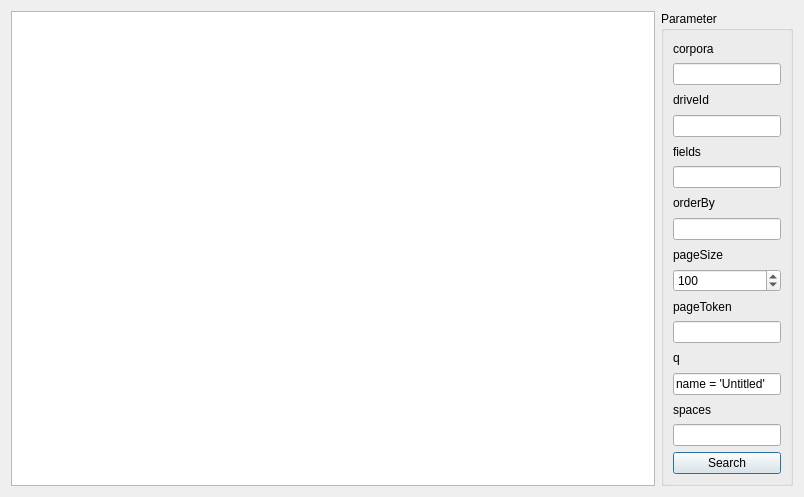
First picture: the form in GDriveApp/src/searchdialog.ui, repository Loukei/portfolio, before the edit.
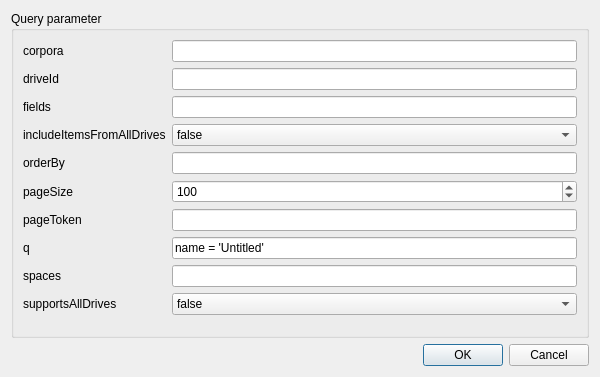
Second picture: the form after the edit.

```diff
--- a/GDriveApp/src/searchdialog.ui
+++ b/GDriveApp/src/searchdialog.ui
@@ -6,8 +6,8 @@
    <rect>
     <x>0</x>
     <y>0</y>
-    <width>804</width>
-    <height>497</height>
+    <width>600</width>
+    <height>377</height>
    </rect>
   </property>
   <property name="windowTitle">
@@ -16,64 +16,68 @@
   <property name="whatsThis">
    <string>&lt;html&gt;&lt;head/&gt;&lt;body&gt;&lt;p&gt;Use the drive api to search file or folder.&lt;/p&gt;&lt;p&gt;Follow instruction here:&lt;a href=&quot;https://developers.google.com/drive/api/v3/search-files&quot;&gt;&lt;span style=&quot; text-decoration: underline; color:#0000ff;&quot;&gt;Search for files and folders&lt;/span&gt;&lt;/a&gt;&lt;/p&gt;&lt;/body&gt;&lt;/html&gt;</string>
   </property>
-  <layout class="QHBoxLayout" name="horizontalLayout" stretch="7,0">
-   <item>
-    <widget class="QTreeView" name="treeView"/>
-   </item>
+  <layout class="QVBoxLayout" name="verticalLayout">
    <item>
     <widget class="QGroupBox" name="groupBox">
      <property name="title">
-      <string>Parameter</string>
+      <string>Query parameter</string>
      </property>
-     <layout class="QVBoxLayout" name="verticalLayout">
-      <item>
+     <layout class="QFormLayout" name="formLayout">
+      <item row="0" column="0">
        <widget class="QLabel" name="label_corpora">
         <property name="text">
          <string>corpora</string>
         </property>
        </widget>
       </item>
-      <item>
-       <widget class="QLineEdit" name="lineEdit_corpora"/>
+      <item row="0" column="1">
+       <widget class="QLineEdit" name="lineEdit_corpora">
+        <property name="inputMask">
+         <string/>
+        </property>
+        <property name="text">
+         <string/>
+        </property>
+       </widget>
       </item>
-      <item>
+      <item row="1" column="0">
        <widget class="QLabel" name="label_driveId">
         <property name="text">
          <string>driveId</string>
         </property>
        </widget>
       </item>
-      <item>
+      <item row="1" column="1">
        <widget class="QLineEdit" name="lineEdit_driveId"/>
       </item>
-      <item>
+      <item row="2" column="0">
        <widget class="QLabel" name="label_fields">
         <property name="text">
          <string>fields</string>
         </property>
        </widget>
       </item>
-      <item>
+      <item row="2" column="1">
        <widget class="QLineEdit" name="lineEdit_fields"/>
       </item>
-      <item>
+      <item row="4" column="0">
        <widget class="QLabel" name="label_orderBy">
         <property name="text">
          <string>orderBy</string>
         </property>
        </widget>
       </item>
-      <item>
+      <item row="4" column="1">
        <widget class="QLineEdit" name="lineEdit_orderBy"/>
       </item>
-      <item>
+      <item row="5" column="0">
        <widget class="QLabel" name="label_pageSize">
         <property name="text">
          <string>pageSize</string>
         </property>
        </widget>
       </item>
-      <item>
+      <item row="5" column="1">
        <widget class="QSpinBox" name="spinBox_pageSize">
         <property name="minimum">
          <number>1</number>
@@ -86,7 +90,7 @@
         </property>
        </widget>
       </item>
-      <item>
+      <item row="6" column="0">
        <widget class="QLabel" name="label_pageToken">
         <property name="sizePolicy">
          <sizepolicy hsizetype="Preferred" vsizetype="Preferred">
@@ -99,10 +103,10 @@
         </property>
        </widget>
       </item>
-      <item>
+      <item row="6" column="1">
        <widget class="QLineEdit" name="lineEdit_pageToken"/>
       </item>
-      <item>
+      <item row="7" column="0">
        <widget class="QLabel" name="label_Q">
         <property name="sizePolicy">
          <sizepolicy hsizetype="Preferred" vsizetype="Preferred">
@@ -115,33 +119,81 @@
         </property>
        </widget>
       </item>
-      <item>
+      <item row="7" column="1">
        <widget class="QLineEdit" name="lineEdit_Q">
         <property name="text">
          <string>name = 'Untitled'</string>
         </property>
        </widget>
       </item>
-      <item>
+      <item row="8" column="0">
        <widget class="QLabel" name="label_spaces">
         <property name="text">
          <string>spaces</string>
         </property>
        </widget>
       </item>
-      <item>
+      <item row="8" column="1">
        <widget class="QLineEdit" name="lineEdit_spaces"/>
       </item>
-      <item>
-       <widget class="QPushButton" name="pushButton_search">
+      <item row="3" column="0">
+       <widget class="QLabel" name="label_includeItemsFromAllDrives">
         <property name="text">
-         <string>Search</string>
+         <string>includeItemsFromAllDrives</string>
         </property>
+        <property name="buddy">
+         <cstring>comboBox_includeItemsFromAllDrives</cstring>
+        </property>
+       </widget>
+      </item>
+      <item row="3" column="1">
+       <widget class="QComboBox" name="comboBox_includeItemsFromAllDrives">
+        <item>
+         <property name="text">
+          <string>false</string>
+         </property>
+        </item>
+        <item>
+         <property name="text">
+          <string>true</string>
+         </property>
+        </item>
+       </widget>
+      </item>
+      <item row="9" column="0">
+       <widget class="QLabel" name="label_supportsAllDrives">
+        <property name="text">
+         <string>supportsAllDrives</string>
+        </property>
+        <property name="buddy">
+         <cstring>comboBox_supportsAllDrives</cstring>
+        </property>
+       </widget>
+      </item>
+      <item row="9" column="1">
+       <widget class="QComboBox" name="comboBox_supportsAllDrives">
+        <item>
+         <property name="text">
+          <string>false</string>
+         </property>
+        </item>
+        <item>
+         <property name="text">
+          <string>true</string>
+         </property>
+        </item>
        </widget>
       </item>
      </layout>
     </widget>
    </item>
+   <item>
+    <widget class="QDialogButtonBox" name="buttonBox">
+     <property name="standardButtons">
+      <set>QDialogButtonBox::Cancel|QDialogButtonBox::Ok</set>
+     </property>
+    </widget>
+   </item>
   </layout>
  </widget>
  <resources/>
```
Left out of the diff: 61 changed lines with no effect on the pictures.
